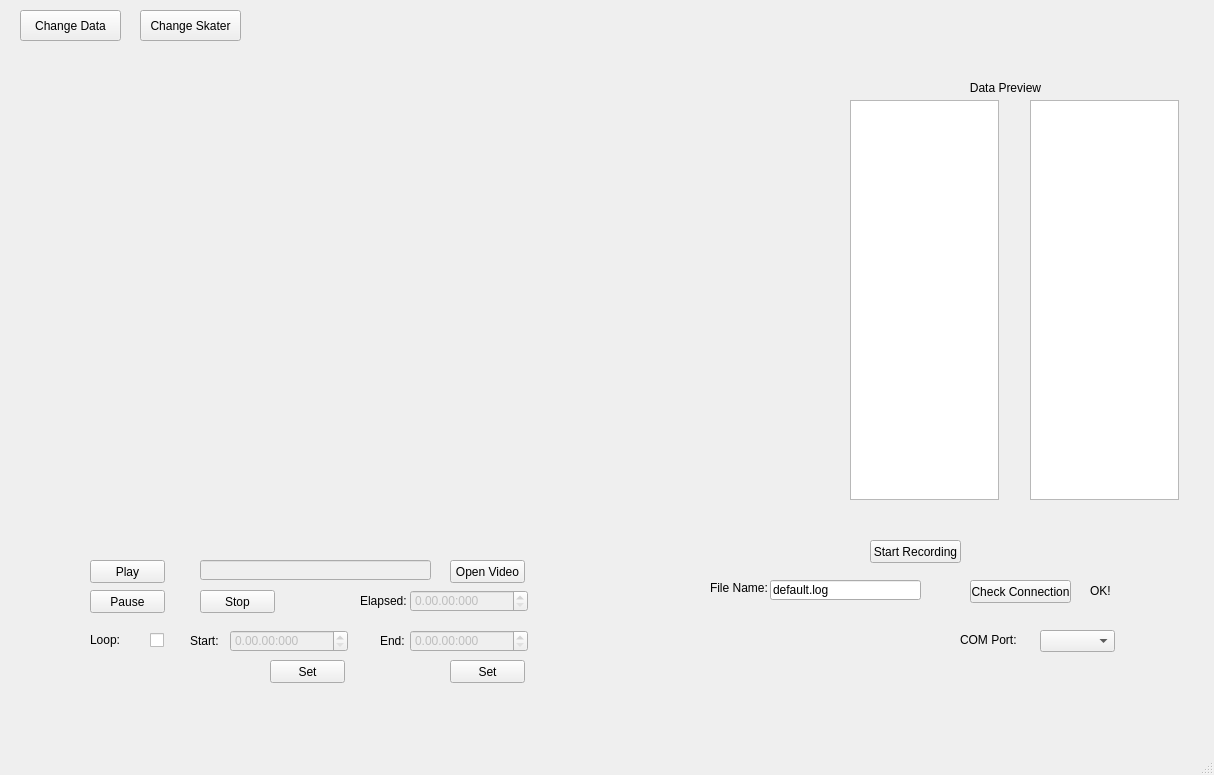
Qt form mainwindow.ui (mgardner99/490) before a commit.
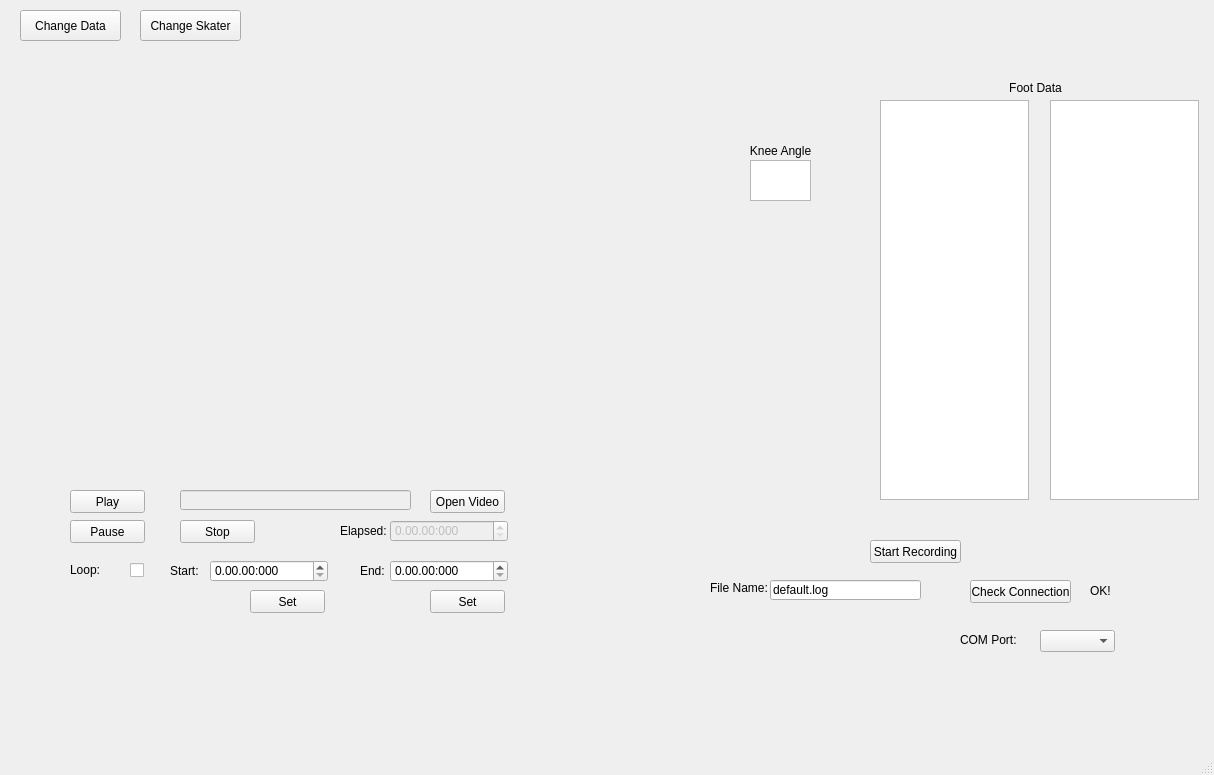
The same form after that commit.

Commit message: -updated software documentation -knee angle added to specs (simple math right now, alg will be added soon) - knee angle + foot data all show up together - fps reduced to 10 due to amount of data coming in

```diff
--- a/mainwindow.ui
+++ b/mainwindow.ui
@@ -17,14 +17,14 @@
    <widget class="QLabel" name="label">
     <property name="geometry">
      <rect>
-      <x>940</x>
+      <x>970</x>
       <y>80</y>
       <width>131</width>
       <height>16</height>
      </rect>
     </property>
     <property name="text">
-     <string>Data Preview</string>
+     <string>Foot Data</string>
     </property>
     <property name="alignment">
      <set>Qt::AlignCenter</set>
@@ -98,7 +98,7 @@
    <widget class="QGraphicsView" name="renderView">
     <property name="geometry">
      <rect>
-      <x>1030</x>
+      <x>1050</x>
       <y>100</y>
       <width>149</width>
       <height>400</height>
@@ -158,17 +158,17 @@
     <property name="geometry">
      <rect>
       <x>20</x>
-      <y>50</y>
-      <width>691</width>
-      <height>471</height>
+      <y>60</y>
+      <width>611</width>
+      <height>361</height>
      </rect>
     </property>
    </widget>
    <widget class="QPushButton" name="vidPlay">
     <property name="geometry">
      <rect>
-      <x>90</x>
-      <y>560</y>
+      <x>70</x>
+      <y>490</y>
       <width>75</width>
       <height>23</height>
      </rect>
@@ -183,8 +183,8 @@
     </property>
     <property name="geometry">
      <rect>
-      <x>200</x>
-      <y>560</y>
+      <x>180</x>
+      <y>490</y>
       <width>231</width>
       <height>20</height>
      </rect>
@@ -193,8 +193,8 @@
    <widget class="QCheckBox" name="loopBox">
     <property name="geometry">
      <rect>
-      <x>150</x>
-      <y>630</y>
+      <x>130</x>
+      <y>560</y>
       <width>16</width>
       <height>21</height>
      </rect>
@@ -209,8 +209,8 @@
     </property>
     <property name="geometry">
      <rect>
-      <x>410</x>
-      <y>590</y>
+      <x>390</x>
+      <y>520</y>
       <width>118</width>
       <height>22</height>
      </rect>
@@ -222,8 +222,8 @@
    <widget class="QLabel" name="label_5">
     <property name="geometry">
      <rect>
-      <x>360</x>
-      <y>590</y>
+      <x>340</x>
+      <y>520</y>
       <width>46</width>
       <height>21</height>
      </rect>
@@ -237,12 +237,12 @@
    </widget>
    <widget class="QTimeEdit" name="vidStartLoop">
     <property name="enabled">
-     <bool>false</bool>
+     <bool>true</bool>
     </property>
     <property name="geometry">
      <rect>
-      <x>230</x>
-      <y>630</y>
+      <x>210</x>
+      <y>560</y>
       <width>118</width>
       <height>22</height>
      </rect>
@@ -253,12 +253,12 @@
    </widget>
    <widget class="QTimeEdit" name="vidEndLoop">
     <property name="enabled">
-     <bool>false</bool>
+     <bool>true</bool>
     </property>
     <property name="geometry">
      <rect>
-      <x>410</x>
-      <y>630</y>
+      <x>390</x>
+      <y>560</y>
       <width>118</width>
       <height>22</height>
      </rect>
@@ -270,8 +270,8 @@
    <widget class="QLabel" name="label_6">
     <property name="geometry">
      <rect>
-      <x>190</x>
-      <y>630</y>
+      <x>170</x>
+      <y>560</y>
       <width>46</width>
       <height>21</height>
      </rect>
@@ -283,8 +283,8 @@
    <widget class="QLabel" name="label_7">
     <property name="geometry">
      <rect>
-      <x>380</x>
-      <y>630</y>
+      <x>360</x>
+      <y>560</y>
       <width>46</width>
       <height>21</height>
      </rect>
@@ -296,8 +296,8 @@
    <widget class="QPushButton" name="vidPause">
     <property name="geometry">
      <rect>
-      <x>90</x>
-      <y>590</y>
+      <x>70</x>
+      <y>520</y>
       <width>75</width>
       <height>23</height>
      </rect>
@@ -309,9 +309,9 @@
    <widget class="QWidget" name="seekWidget" native="true">
     <property name="geometry">
      <rect>
-      <x>20</x>
-      <y>520</y>
-      <width>781</width>
+      <x>10</x>
+      <y>420</y>
+      <width>621</width>
       <height>31</height>
      </rect>
     </property>
@@ -319,8 +319,8 @@
    <widget class="QPushButton" name="vidStartLoopSet">
     <property name="geometry">
      <rect>
-      <x>270</x>
-      <y>660</y>
+      <x>250</x>
+      <y>590</y>
       <width>75</width>
       <height>23</height>
      </rect>
@@ -332,8 +332,8 @@
    <widget class="QPushButton" name="vidEndLoopSet">
     <property name="geometry">
      <rect>
-      <x>450</x>
-      <y>660</y>
+      <x>430</x>
+      <y>590</y>
       <width>75</width>
       <height>23</height>
      </rect>
@@ -345,8 +345,8 @@
    <widget class="QLabel" name="label_8">
     <property name="geometry">
      <rect>
-      <x>90</x>
-      <y>630</y>
+      <x>70</x>
+      <y>560</y>
       <width>46</width>
       <height>20</height>
      </rect>
@@ -358,8 +358,8 @@
    <widget class="QPushButton" name="vidStop">
     <property name="geometry">
      <rect>
-      <x>200</x>
-      <y>590</y>
+      <x>180</x>
+      <y>520</y>
       <width>75</width>
       <height>23</height>
      </rect>
@@ -371,8 +371,8 @@
    <widget class="QPushButton" name="fileBrowserButton">
     <property name="geometry">
      <rect>
-      <x>450</x>
-      <y>560</y>
+      <x>430</x>
+      <y>490</y>
       <width>75</width>
       <height>23</height>
      </rect>
@@ -410,7 +410,7 @@
    <widget class="QGraphicsView" name="renderView2">
     <property name="geometry">
      <rect>
-      <x>850</x>
+      <x>880</x>
       <y>100</y>
       <width>149</width>
       <height>400</height>
@@ -446,13 +446,39 @@
    <widget class="QWidget" name="rotateWidget" native="true">
     <property name="geometry">
      <rect>
-      <x>800</x>
-      <y>50</y>
+      <x>630</x>
+      <y>60</y>
       <width>31</width>
-      <height>471</height>
+      <height>361</height>
      </rect>
     </property>
    </widget>
+   <widget class="QTextEdit" name="angleOut">
+    <property name="geometry">
+     <rect>
+      <x>750</x>
+      <y>160</y>
+      <width>61</width>
+      <height>41</height>
+     </rect>
+    </property>
+   </widget>
+   <widget class="QLabel" name="label_9">
+    <property name="geometry">
+     <rect>
+      <x>750</x>
+      <y>140</y>
+      <width>61</width>
+      <height>21</height>
+     </rect>
+    </property>
+    <property name="text">
+     <string>Knee Angle</string>
+    </property>
+    <property name="alignment">
+     <set>Qt::AlignCenter</set>
+    </property>
+   </widget>
   </widget>
   <widget class="QStatusBar" name="statusBar"/>
  </widget>
```
Left out of the diff: 2 changed lines with no effect on the pictures. The commit also changes 13 other files.
